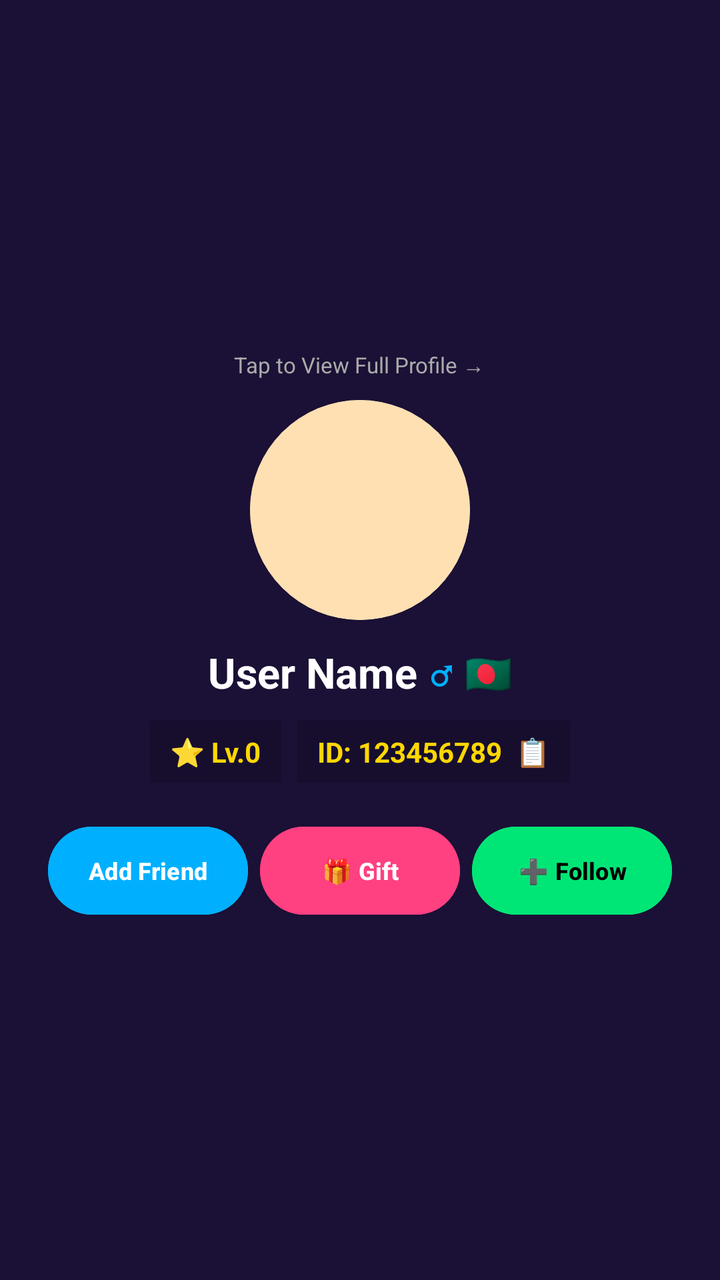
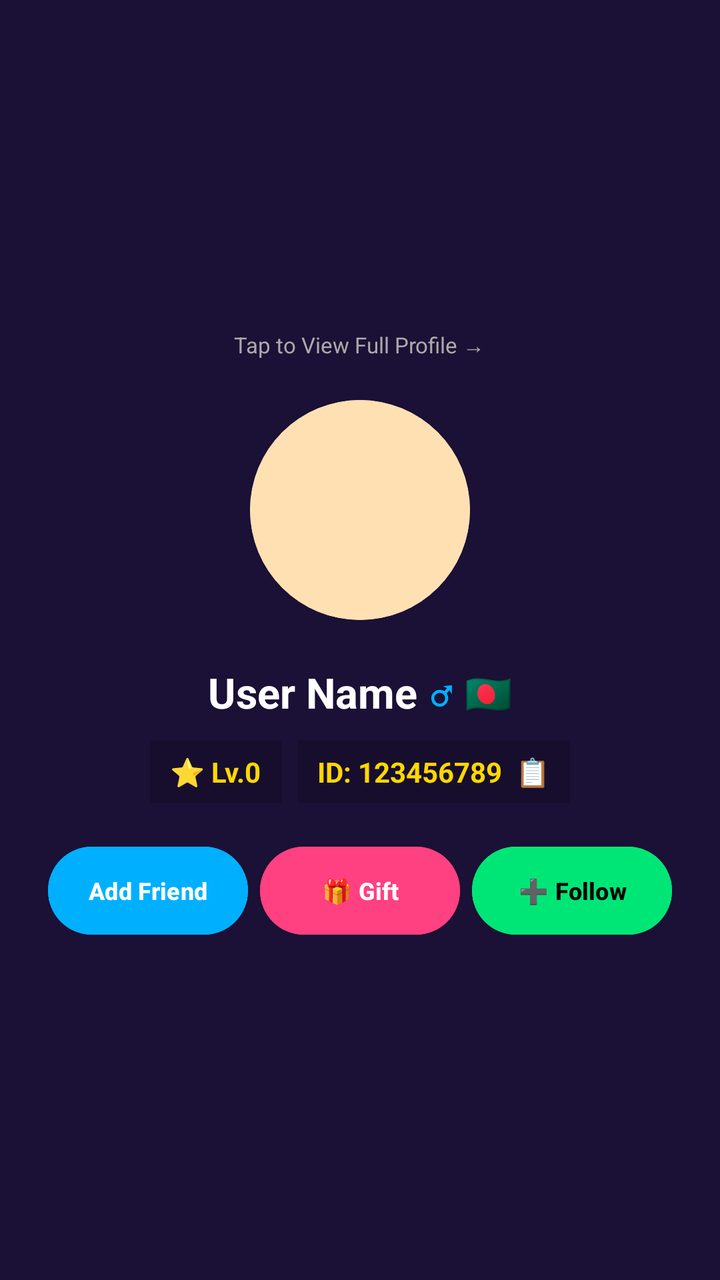

Compare the two renders of this Android layout. The source of the first and the diff that turns it into the second are given below.
<!-- AndroidManifest.xml: application theme Theme.SRVoiceChat -->
<!-- res/layout/dialog_mini_profile.xml -->
<?xml version="1.0" encoding="utf-8"?>
<LinearLayout xmlns:android="http://schemas.android.com/apk/res/android"
    android:id="@+id/layoutMiniRoot"
    android:layout_width="match_parent"
    android:layout_height="wrap_content"
    android:orientation="vertical"
    android:background="#1B1035"
    android:paddingStart="24dp"
    android:paddingEnd="24dp"
    android:paddingTop="24dp"
    android:paddingBottom="28dp"
    android:gravity="center">

    <TextView
        android:layout_width="wrap_content"
        android:layout_height="wrap_content"
        android:text="Tap to View Full Profile →"
        android:textColor="#AAAAAA"
        android:textSize="11sp"
        android:paddingBottom="10dp" />

    <androidx.cardview.widget.CardView
        xmlns:app="http://schemas.android.com/apk/res-auto"
        android:layout_width="110dp"
        android:layout_height="110dp"
        app:cardCornerRadius="55dp"
        app:cardElevation="0dp"
        android:layout_marginBottom="12dp">
        <ImageView
            android:id="@+id/imgMiniPhoto"
            android:layout_width="match_parent"
            android:layout_height="match_parent"
            android:scaleType="centerCrop"
            android:background="#FFE0B2" />
    </androidx.cardview.widget.CardView>

    
    <LinearLayout
        android:layout_width="wrap_content"
        android:layout_height="wrap_content"
        android:orientation="horizontal"
        android:gravity="center_vertical">
        <TextView
            android:id="@+id/txtMiniName"
            android:layout_width="wrap_content"
            android:layout_height="wrap_content"
            android:text="User Name"
            android:textColor="#FFFFFF"
            android:textSize="21sp"
            android:textStyle="bold" />
        <TextView
            android:id="@+id/txtMiniGenderIcon"
            android:layout_width="wrap_content"
            android:layout_height="wrap_content"
            android:text="♂"
            android:textColor="#00B0FF"
            android:textSize="19sp"
            android:textStyle="bold"
            android:layout_marginStart="6dp" />
        <TextView
            android:id="@+id/txtMiniFlag"
            android:layout_width="wrap_content"
            android:layout_height="wrap_content"
            android:text="🇧🇩"
            android:textSize="19sp"
            android:layout_marginStart="6dp" />
    </LinearLayout>

    
    <TextView
        android:id="@+id/txtMiniGenderCountry"
        android:layout_width="wrap_content"
        android:layout_height="wrap_content"
        android:visibility="gone" />

    
    <LinearLayout
        android:layout_width="wrap_content"
        android:layout_height="wrap_content"
        android:orientation="horizontal"
        android:gravity="center_vertical"
        android:layout_marginTop="10dp">
        <TextView
            android:id="@+id/txtMiniLevel"
            android:layout_width="wrap_content"
            android:layout_height="wrap_content"
            android:text="⭐ Lv.0"
            android:textColor="#FFD700"
            android:textSize="14sp"
            android:textStyle="bold"
            android:background="#22000000"
            android:paddingHorizontal="10dp"
            android:paddingVertical="6dp"
            android:layout_marginEnd="8dp" />
        <TextView
            android:id="@+id/txtMiniId"
            android:layout_width="wrap_content"
            android:layout_height="wrap_content"
            android:text="ID: 123456789  📋"
            android:textColor="#FFD700"
            android:textSize="14sp"
            android:textStyle="bold"
            android:background="#22000000"
            android:paddingHorizontal="10dp"
            android:paddingVertical="6dp" />
    </LinearLayout>

    
    <TextView
        android:id="@+id/txtMiniSending"
        android:layout_width="wrap_content"
        android:layout_height="wrap_content"
        android:visibility="gone" />
    <TextView
        android:id="@+id/txtMiniReceiving"
        android:layout_width="wrap_content"
        android:layout_height="wrap_content"
        android:visibility="gone" />

    <LinearLayout
        android:id="@+id/layoutMiniAgency"
        android:layout_width="match_parent"
        android:layout_height="wrap_content"
        android:orientation="horizontal"
        android:background="#22000000"
        android:padding="10dp"
        android:layout_marginTop="10dp"
        android:visibility="gone">
        <TextView
            android:layout_width="0dp"
            android:layout_height="wrap_content"
            android:layout_weight="1"
            android:text="🏢 Agency"
            android:textColor="#FFFFFF"
            android:textSize="14sp" />
        <TextView
            android:id="@+id/txtMiniAgency"
            android:layout_width="wrap_content"
            android:layout_height="wrap_content"
            android:text=""
            android:textColor="#FFD700"
            android:textSize="14sp"
            android:textStyle="bold" />
    </LinearLayout>

    <LinearLayout
        android:id="@+id/layoutMiniHost"
        android:layout_width="match_parent"
        android:layout_height="wrap_content"
        android:orientation="horizontal"
        android:background="#22000000"
        android:padding="10dp"
        android:layout_marginTop="8dp"
        android:visibility="gone">
        <TextView
            android:layout_width="0dp"
            android:layout_height="wrap_content"
            android:layout_weight="1"
            android:text="🎙️ Host"
            android:textColor="#FFFFFF"
            android:textSize="14sp" />
        <TextView
            android:id="@+id/txtMiniHost"
            android:layout_width="wrap_content"
            android:layout_height="wrap_content"
            android:text=""
            android:textColor="#FFD700"
            android:textSize="14sp"
            android:textStyle="bold" />
    </LinearLayout>

    
    <LinearLayout
        android:layout_width="match_parent"
        android:layout_height="wrap_content"
        android:orientation="horizontal"
        android:gravity="center"
        android:layout_marginTop="18dp">
        <Button
            android:id="@+id/btnMiniAddLeft"
            android:layout_width="0dp"
            android:layout_height="52dp"
            android:layout_weight="1"
            android:text="Add Friend"
            android:textSize="12sp"
            android:maxLines="1"
            android:textColor="#FFFFFF"
            android:textStyle="bold"
            android:backgroundTint="#00B0FF"
            android:paddingHorizontal="2dp"
            android:layout_marginEnd="6dp" />
        <Button
            android:id="@+id/btnMiniGift"
            android:layout_width="0dp"
            android:layout_height="52dp"
            android:layout_weight="1"
            android:text="🎁 Gift"
            android:textSize="12sp"
            android:maxLines="1"
            android:textColor="#FFFFFF"
            android:textStyle="bold"
            android:backgroundTint="#FF4081"
            android:paddingHorizontal="2dp"
            android:layout_marginEnd="6dp" />
        <Button
            android:id="@+id/btnMiniFollowRight"
            android:layout_width="0dp"
            android:layout_height="52dp"
            android:layout_weight="1"
            android:text="➕ Follow"
            android:textSize="12sp"
            android:maxLines="1"
            android:textColor="#000000"
            android:textStyle="bold"
            android:backgroundTint="#00E676"
            android:paddingHorizontal="2dp" />
    </LinearLayout>
</LinearLayout>
<!-- resources referenced by this layout -->
<resources>
  <style name="Theme.SRVoiceChat" parent="Theme.Material3.DayNight.NoActionBar">
          <item name="colorPrimary">#FF4081</item>
          <item name="android:statusBarColor">#FF4081</item>
          <item name="android:windowLightStatusBar">true</item>
      </style>
</resources>

<!-- the commit's change to res/layout/dialog_mini_profile.xml (unified diff, before → after) -->
@@ -19,20 +19,33 @@
         android:textSize="11sp"
         android:paddingBottom="10dp" />
 
-    <androidx.cardview.widget.CardView
-        xmlns:app="http://schemas.android.com/apk/res-auto"
-        android:layout_width="110dp"
-        android:layout_height="110dp"
-        app:cardCornerRadius="55dp"
-        app:cardElevation="0dp"
+    
+    <FrameLayout
+        android:layout_width="130dp"
+        android:layout_height="130dp"
         android:layout_marginBottom="12dp">
+        <androidx.cardview.widget.CardView
+            xmlns:app="http://schemas.android.com/apk/res-auto"
+            android:layout_width="110dp"
+            android:layout_height="110dp"
+            android:layout_gravity="center"
+            app:cardCornerRadius="55dp"
+            app:cardElevation="0dp">
+            <ImageView
+                android:id="@+id/imgMiniPhoto"
+                android:layout_width="match_parent"
+                android:layout_height="match_parent"
+                android:scaleType="centerCrop"
+                android:background="#FFE0B2" />
+        </androidx.cardview.widget.CardView>
         <ImageView
-            android:id="@+id/imgMiniPhoto"
-            android:layout_width="match_parent"
-            android:layout_height="match_parent"
-            android:scaleType="centerCrop"
-            android:background="#FFE0B2" />
-    </androidx.cardview.widget.CardView>
+            android:id="@+id/imgMiniFrame"
+            android:layout_width="130dp"
+            android:layout_height="130dp"
+            android:layout_gravity="center"
+            android:visibility="gone"
+            android:scaleType="fitXY" />
+    </FrameLayout>
 
     
     <LinearLayout
@@ -67,6 +80,20 @@
     </LinearLayout>
 
     
+    <TextView
+        android:id="@+id/txtMiniVipBadge"
+        android:layout_width="wrap_content"
+        android:layout_height="wrap_content"
+        android:text=""
+        android:textColor="#FFD700"
+        android:textSize="15sp"
+        android:textStyle="bold"
+        android:background="#33FFD700"
+        android:paddingHorizontal="14dp"
+        android:paddingVertical="6dp"
+        android:layout_marginTop="8dp"
+        android:visibility="gone" />
+
     <TextView
         android:id="@+id/txtMiniGenderCountry"
         android:layout_width="wrap_content"
@@ -105,7 +132,6 @@
             android:paddingVertical="6dp" />
     </LinearLayout>
 
-    
     <TextView
         android:id="@+id/txtMiniSending"
         android:layout_width="wrap_content"
@@ -117,30 +143,27 @@
         android:layout_height="wrap_content"
         android:visibility="gone" />
 
+    
     <LinearLayout
         android:id="@+id/layoutMiniAgency"
-        android:layout_width="match_parent"
-        android:layout_height="wrap_content"
-        android:orientation="horizontal"
-        android:background="#22000000"
-        android:padding="10dp"
-        android:layout_marginTop="10dp"
+        android:layout_width="wrap_content"
+        android:layout_height="wrap_content"
+        android:orientation="horizontal"
+        android:gravity="center"
+        android:background="#FFD700"
+        android:paddingHorizontal="22dp"
+        android:paddingVertical="8dp"
+        android:layout_marginTop="12dp"
         android:visibility="gone">
         <TextView
-            android:layout_width="0dp"
-            android:layout_height="wrap_content"
-            android:layout_weight="1"
-            android:text="🏢 Agency"
-            android:textColor="#FFFFFF"
-            android:textSize="14sp" />
-        <TextView
             android:id="@+id/txtMiniAgency"
             android:layout_width="wrap_content"
             android:layout_height="wrap_content"
-            android:text=""
-            android:textColor="#FFD700"
-            android:textSize="14sp"
-            android:textStyle="bold" />
+            android:text="AGENCY"
+            android:textColor="#1A0B2E"
+            android:textSize="14sp"
+            android:textStyle="bold"
+            android:letterSpacing="0.15" />
     </LinearLayout>
 
     <LinearLayout
